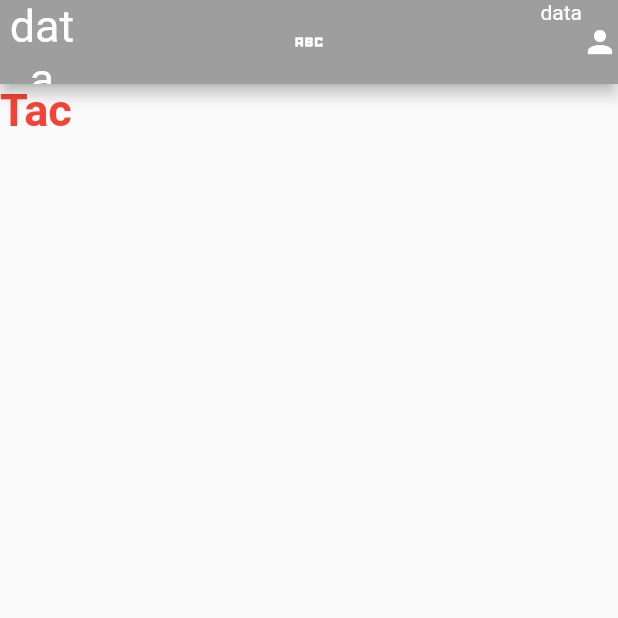
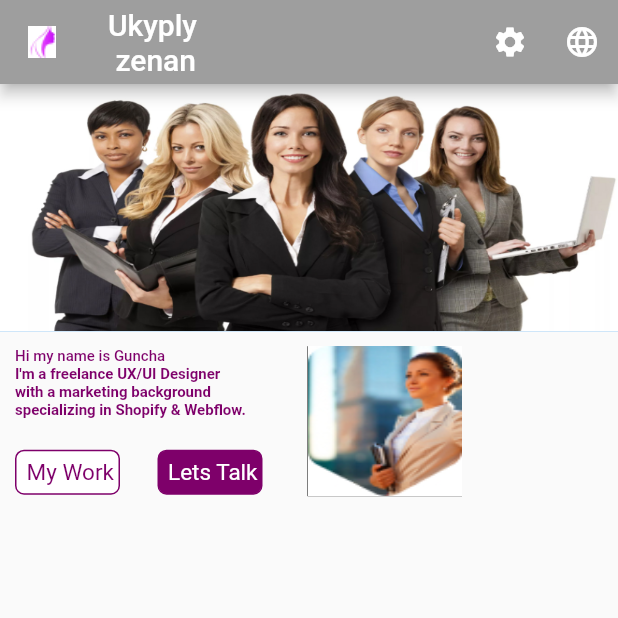
Before and after one commit to AksoltanS/MyFirstGitHubCode, a Flutter app: the screen it shows after launch, on a phone screen of 412 x 824 dp, the top half of it. Run offline on Flutter 3.47's test engine with Material 2 defaults, Android fonts, the phone set to English and light mode, and no system bars.

Commit message:
first project

```diff
--- /dev/null
+++ b/lib/app_body2.dart
@@ -0,0 +1,95 @@
+import 'package:flutter/material.dart';
+
+class MyPraktika extends StatefulWidget {
+  const MyPraktika({super.key});
+
+  @override
+  State<MyPraktika> createState() => _MyPraktikaState();
+}
+
+class _MyPraktikaState extends State<MyPraktika> {
+  @override
+  Widget build(BuildContext context) {
+    return Scaffold(
+
+      body: CustomScrollView(slivers: [
+        SliverAppBar(
+          floating:true,
+            snap: true,
+            pinned: true,
+            expandedHeight:MediaQuery.of(context).size.width/2.5,
+           flexibleSpace: FlexibleSpaceBar(
+              background: Image.asset(
+                "assets/main.jpg",
+                fit: BoxFit.fill,
+              ),
+            ),
+        ),
+       // SizedBox(height: 10),
+         SliverList(delegate:SliverChildListDelegate([
+            Padding(
+              padding: const EdgeInsets.all(10),
+              child: Column(
+                  crossAxisAlignment:CrossAxisAlignment.start,
+                children: [
+                 Row(
+                      children: [
+                        Column(
+                           crossAxisAlignment:CrossAxisAlignment.start,
+                          children: [
+                            Text('Hi my name is Guncha',
+                            style: TextStyle(fontSize: 10,color:Color.fromRGBO(126, 0, 106, 1),fontWeight: FontWeight.w500),),
+              Text("I'm a freelance UX/UI Designer",maxLines: 1,
+                 style: TextStyle(fontSize: 10,color:Color.fromRGBO(126, 0, 106, 1),fontWeight: FontWeight.w600)),
+                 Text('with a marketing background',maxLines: 1,
+                 style: TextStyle(fontSize: 10,color:Color.fromRGBO(126, 0, 106, 1),fontWeight: FontWeight.w600)),
+                 Text('specializing in Shopify & Webflow.',maxLines: 1,
+                 style: TextStyle(fontSize: 10,color:Color.fromRGBO(126, 0, 106, 1),fontWeight: FontWeight.w600)),
+                  SizedBox(height: 20),
+            Row(children: [
+              Container(
+                alignment: Alignment.center,
+              width: 70,
+              height: 30,
+      decoration: BoxDecoration(
+          borderRadius: BorderRadius.circular(6),
+           color: Color.fromRGBO(255, 255, 255, 1),
+         border: Border.all(
+       color: Color.fromRGBO(126, 0, 106, 1)),
+      ),
+        child: Text(' My Work', style: TextStyle( fontSize: 15,color: Color.fromRGBO(126, 0, 106, 1)))),
+          Padding(
+            padding: const EdgeInsets.only(left:25),
+            child: Container(
+                  alignment: Alignment.center,
+                width: 70,
+                height: 30,
+                decoration: BoxDecoration(
+            borderRadius: BorderRadius.circular(6),
+             color: Color.fromRGBO(126, 0, 106, 1),
+                   border: Border.all(
+                 color: Color.fromRGBO(126, 0, 106, 1)),
+                ),
+                  child: Text(' Lets Talk', style: TextStyle( fontSize: 15,color: Color.fromRGBO(255, 255, 255, 1))),),
+          )
+         ],)
+            ], ),
+Padding(
+  padding: const EdgeInsets.only(left: 30),
+  child:
+   Container(color: Colors.black,
+  width: MediaQuery.of(context).size.width/4,
+   height: 100,
+  child: Image.asset('assets/gunca.jpg',
+  fit: BoxFit.fill,)),
+)
+                      ],
+                    ), ],
+              ),
+            )
+          ]) ,),
+
+      ], ) ,
+    );
+  }
+}
--- /dev/null
+++ b/lib/appbar.dart
@@ -0,0 +1,98 @@
+
+
+import 'package:asi/app_body.dart';
+import 'package:asi/app_body2.dart';
+import 'package:flutter/material.dart';
+class MyAppBar extends StatefulWidget {
+  const MyAppBar({super.key});
+
+  @override
+  State<MyAppBar> createState() => _MyAppBarState();
+}
+
+class _MyAppBarState extends State<MyAppBar> {
+  @override
+  Widget build(BuildContext context) {
+    return
+  MaterialApp(
+        title: ("JAZADE"),
+        debugShowCheckedModeBanner: false,
+
+           home: Scaffold(
+                    appBar: AppBar(
+
+            backgroundColor: Colors.grey,
+
+            actions: [
+               PopupMenuButton(
+                icon: Icon(Icons.settings),
+                itemBuilder: (context) => [
+                  PopupMenuItem(
+                value: 1,
+
+                child:
+                Row(children: [Text("Home"),
+                ])),
+                 PopupMenuItem(
+                value: 2,
+
+                child:
+                Row(children: [Text("Setting"),
+                ])),
+                 PopupMenuItem(
+                value: 3,
+
+                child:
+                Row(children: [Text("Options"),
+                ])),
+
+
+                ],
+                onSelected: (item)=>{
+                  print(item)
+                }),
+
+                               PopupMenuButton(
+                icon: Icon(Icons.language),
+                itemBuilder: (context) => [
+                   PopupMenuItem(
+                value: 1,
+
+                child:
+                Row(children: [
+                  Text("TM"),
+                ])),
+                 PopupMenuItem(
+                value: 2,
+
+                child:
+                Row(children: [Text("EN"),
+                ])),
+                 PopupMenuItem(
+                value: 3,
+
+                child:
+                Row(children: [Text("RU"),
+                ])),
+
+                ],
+                onSelected: (item)=>{
+                  print(item)
+                }),
+
+
+
+
+            ],
+
+            title: Text("Ukyply\n zenan"),
+
+            leading:
+            Image.asset("assets/loga.jpg"),
+            ),
+
+
+          body: MyPraktika(),
+        ));
+  }
+}
--- /dev/null
+++ b/lib/gara.dart
@@ -0,0 +1,88 @@
+Scaffold(
+        appBar: AppBar(
+
+            backgroundColor: Colors.grey,
+            actions: [
+
+              PopupMenuButton(
+                icon: Icon(Icons.settings),
+                itemBuilder: (context) => [PopupMenuItem(
+                value: 0,
+                child: Text("Home")),
+
+                ],
+                onSelected: (item)=>{
+                  print(item)
+                })
+             // DropdownButton(items: [],)
+
+
+            ],
+
+            title: Text("Ukyply\n zenan"),
+
+            leading:
+            Image.asset("assets/loga.jpg"),
+            ),
+        body: AppBody(),),
+
+        return Scaffold(
+  appBar: AppBar(
+    centerTitle: true,
+    title: const Text(
+      'Navigation Drawer',
+    ),
+    backgroundColor: const Color(0xff764abc),
+  ),
+  drawer: Drawer(
+    child: ListView(
+      // Important: Remove any padding from the ListView.
+      padding: EdgeInsets.zero,
+      children: [
+        const UserAccountsDrawerHeader( // <-- SEE HERE
+          decoration: BoxDecoration(color: const Color(0xff764abc)),
+          accountName: Text(
+            "Pinkesh Darji",
+            style: TextStyle(
+              fontWeight: FontWeight.bold,
+            ),
+          ),
+          accountEmail: Text(
+            "pinkesh.earth@gmail.com",
+            style: TextStyle(
+              fontWeight: FontWeight.bold,
+            ),
+          ),
+          currentAccountPicture: FlutterLogo(),
+        ),
+        ListTile(
+          leading: Icon(
+            Icons.home,
+          ),
+          title: const Text('Page 1'),
+          onTap: () {
+            Navigator.pop(context);
+          },
+        ),
+        ListTile(
+          leading: Icon(
+            Icons.train,
+          ),
+          title: const Text('Page 2'),
+          onTap: () {
+            Navigator.pop(context);
+          },
+        ),
+      ],
+    ),
+  ),
+  body: Center(
+    child: Column(
+      children: [
+        SizedBox(
+          height: 50,
+        ),
+      ],
+    ),
+  ),
+);
--- a/lib/main.dart
+++ b/lib/main.dart
@@ -1,22 +1,10 @@
+import 'package:asi/appbar.dart';
 import 'package:flutter/material.dart';
+
+import 'app_body.dart';
 void main(List<String> args) {
   runApp(MaterialApp(
     debugShowCheckedModeBanner: false,
-    home: Scaffold(
-        appBar: AppBar(
-            backgroundColor: Colors.grey,
-            actions: [Text("data"), Icon(Icons.person)],
-            title: Icon(Icons.abc_sharp),
-            centerTitle: true,
-            leading: Text(
-              "data",
-              style: TextStyle(fontSize: 30),
-              textAlign: TextAlign.center,
-            )),
-        body: Text(
-          "Tac",
-          style: TextStyle(
-              fontSize: 30, fontWeight: FontWeight.w700, color: Colors.red),
-        )),
+    home: MyAppBar()
   ));
 }
--- a/pubspec.yaml
+++ b/pubspec.yaml
@@ -60,9 +60,9 @@ flutter:
   uses-material-design: true
 
   # To add assets to your application, add an assets section, like this:
-  # assets:
-  #   - images/a_dot_burr.jpeg
-  #   - images/a_dot_ham.jpeg
+  assets:
+    - assets/
+
 
   # An image asset can refer to one or more resolution-specific "variants", see
   # https://flutter.dev/assets-and-images/#resolution-aware
```
Also changed, not shown: lib/app_body.dart (added, +41 -0 lines), assets/gunca.jpg (added), assets/loga.jpg (added), assets/main.jpg (added).
